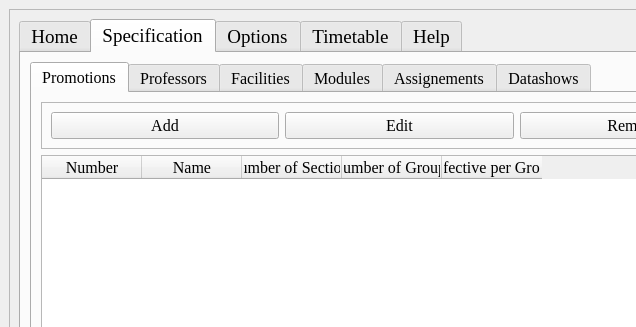
BAW2501/FSEI-M_TimeTabler, file src/Gui_files/window.ui: the form before one commit; both pictures show x 0 to 636 and y 0 to 327 of the 799 by 574 pixel window.
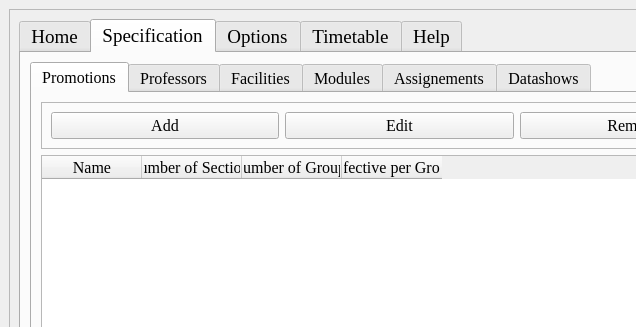
The form after the commit. The open tabs and pages were chosen to show the change. Icons and pictures are not drawn.

Commit message: Gui implemented RC2 bindings 30%

```diff
--- a/src/Gui_files/window.ui
+++ b/src/Gui_files/window.ui
@@ -390,6 +390,7 @@
              </property>
              <property name="font">
               <font>
+               <family>Times New Roman</family>
                <pointsize>12</pointsize>
               </font>
              </property>
@@ -442,30 +443,49 @@
                </item>
                <item>
                 <widget class="QTableWidget" name="promo_table">
-                 <column>
-                  <property name="text">
-                   <string>Number</string>
-                  </property>
-                 </column>
+                 <property name="editTriggers">
+                  <set>QAbstractItemView::NoEditTriggers</set>
+                 </property>
+                 <property name="selectionMode">
+                  <enum>QAbstractItemView::SingleSelection</enum>
+                 </property>
+                 <property name="selectionBehavior">
+                  <enum>QAbstractItemView::SelectRows</enum>
+                 </property>
+                 <property name="textElideMode">
+                  <enum>Qt::ElideMiddle</enum>
+                 </property>
                  <column>
                   <property name="text">
                    <string>Name</string>
                   </property>
+                  <property name="textAlignment">
+                   <set>AlignCenter</set>
+                  </property>
                  </column>
                  <column>
                   <property name="text">
                    <string>Number of Sections</string>
                   </property>
+                  <property name="textAlignment">
+                   <set>AlignCenter</set>
+                  </property>
                  </column>
                  <column>
                   <property name="text">
                    <string>Number of Groups</string>
                   </property>
+                  <property name="textAlignment">
+                   <set>AlignCenter</set>
+                  </property>
                  </column>
                  <column>
                   <property name="text">
                    <string>Effective per Group</string>
                   </property>
+                  <property name="textAlignment">
+                   <set>AlignCenter</set>
+                  </property>
                  </column>
                 </widget>
                </item>
```
Left out of the diff: 143 changed lines with no effect on the pictures. The commit also changes 3 other files.
